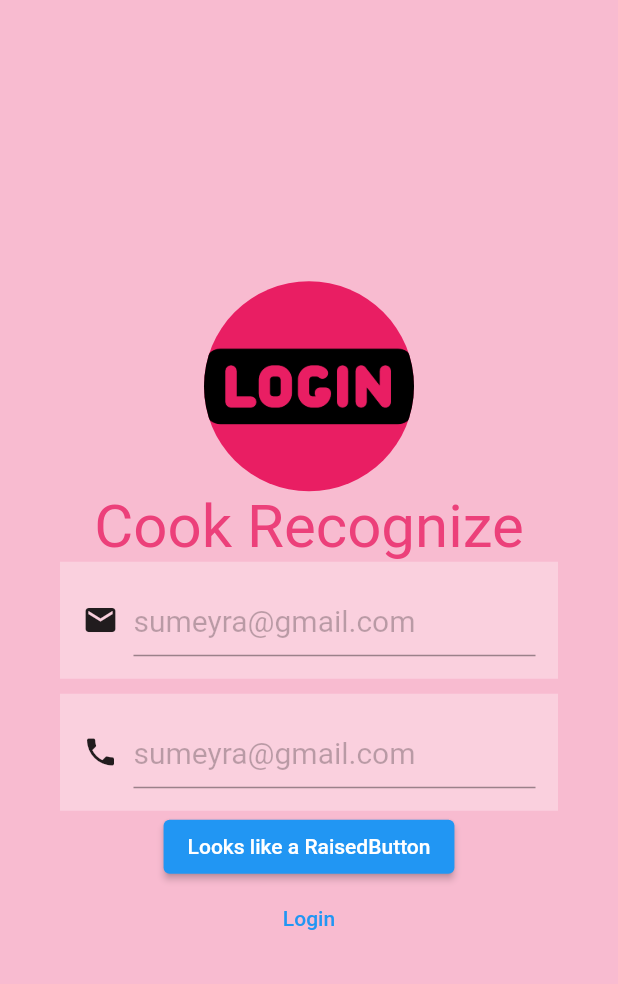
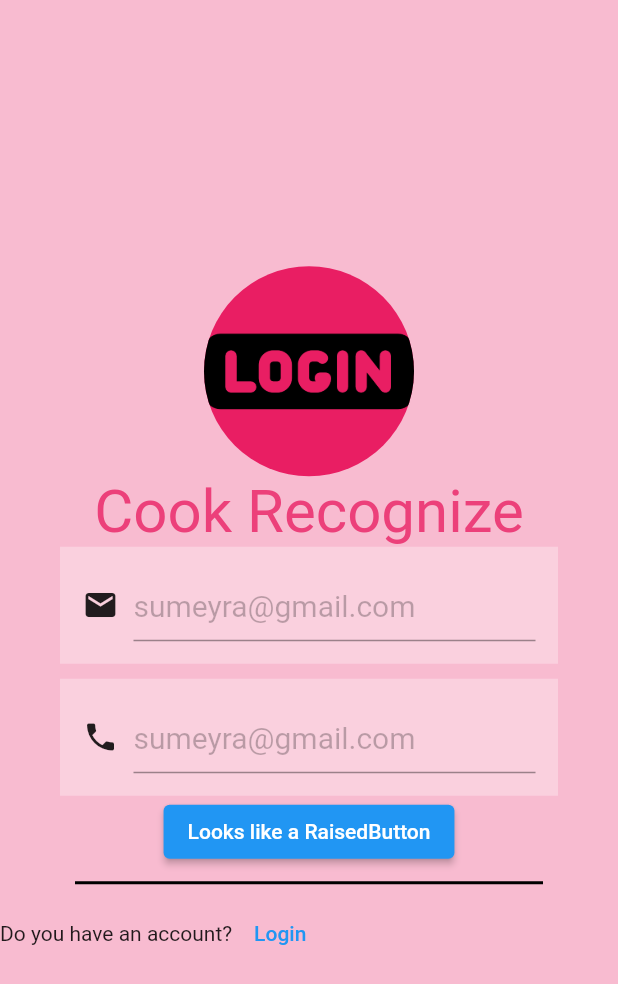
Before and after one commit to sumeyraozugur/FlutterSample, a Flutter app: the screen it shows after launch, on a phone screen of 412 x 824 dp. Shown: the top 984 px of the screen. Run offline on Flutter 3.47's test engine with Material 2 defaults, Android fonts, the phone set to English and light mode, and no system bars; Roboto replaces fonts that are missing (Cookie).

Commit message:
added divider

```diff
--- a/flutter_first/lib/login.dart
+++ b/flutter_first/lib/login.dart
@@ -85,6 +85,20 @@ class LoginPageState extends State<LoginPage> {
                   onPressed: () {},
                   child: Text('Looks like a RaisedButton'),
                 ),
+                // ignore: prefer_const_constructors
+                Divider(
+                  color: Colors.black,
+                  height: 20,
+                  thickness: 2,
+                  indent: 50,
+                  endIndent: 50,
+                ),
+                Row(
+                  children: [
+                    const Text(
+                      "Do you have an account?",
+                      textAlign: TextAlign.center,
+                    ),
                     TextButton(
                       style: TextButton.styleFrom(
                         primary: Colors.blue,
@@ -94,6 +108,8 @@ class LoginPageState extends State<LoginPage> {
                     ),
                   ],
                 ),
+              ],
+            ),
           ),
         ),
       ),
```
Lines whose indentation alone changed are shown as unchanged.
